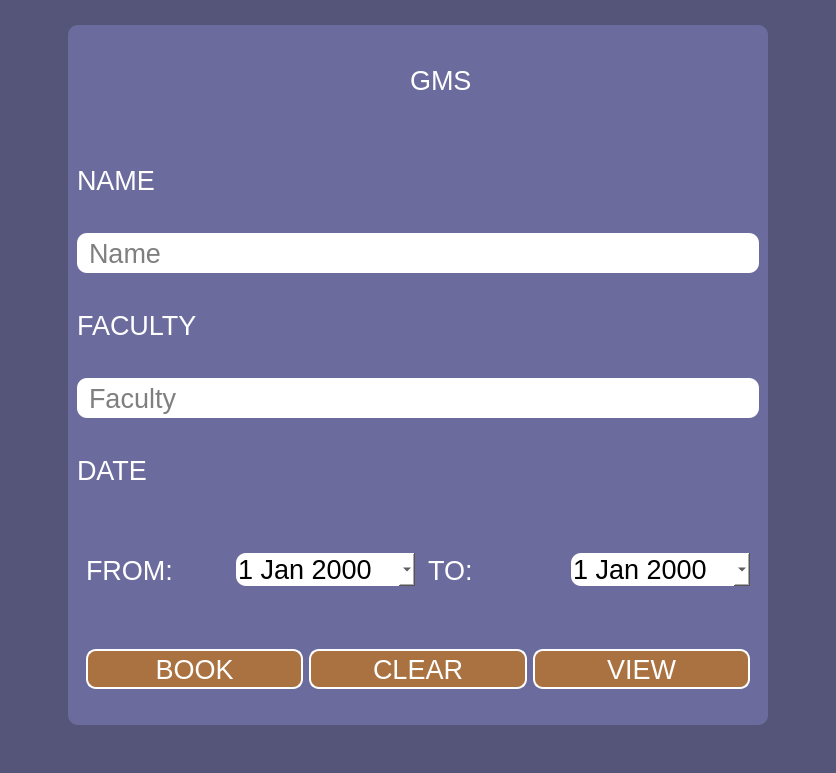
This is booking_page.ui in Xen00n/GMS as Qt 5 draws it before an edit. The edited form follows.
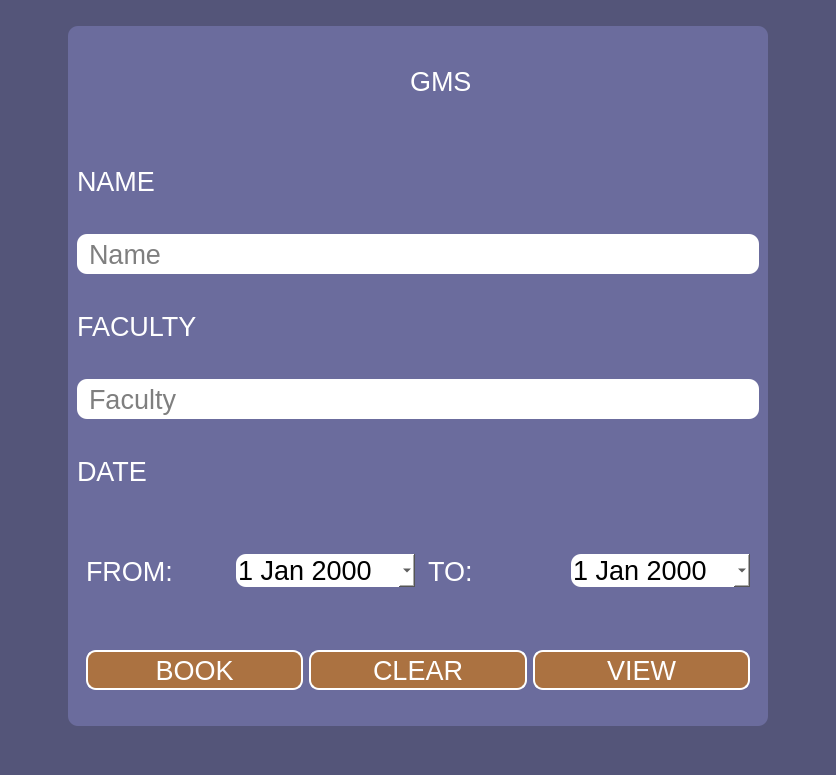
This is the edited form. Icons and pictures are not drawn.

Patch:
```diff
--- a/booking_page.ui
+++ b/booking_page.ui
@@ -7,7 +7,7 @@
     <x>0</x>
     <y>0</y>
     <width>836</width>
-    <height>773</height>
+    <height>775</height>
    </rect>
   </property>
   <property name="windowTitle">
```
Left out of the diff: 18 changed lines with no effect on the pictures.
